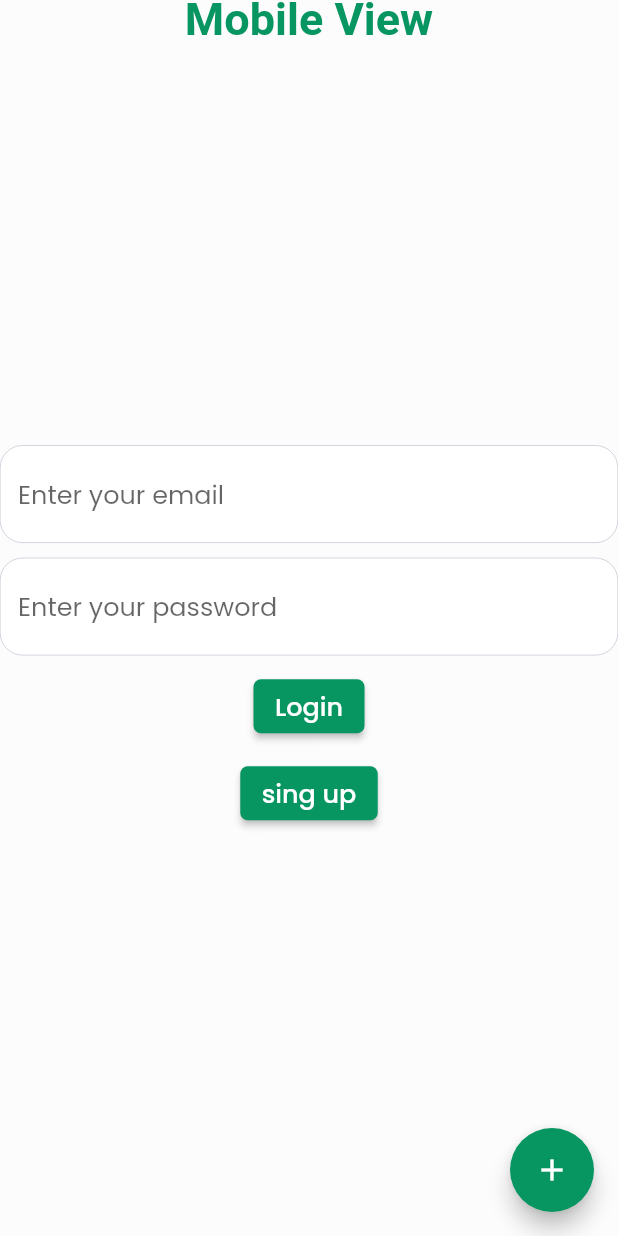
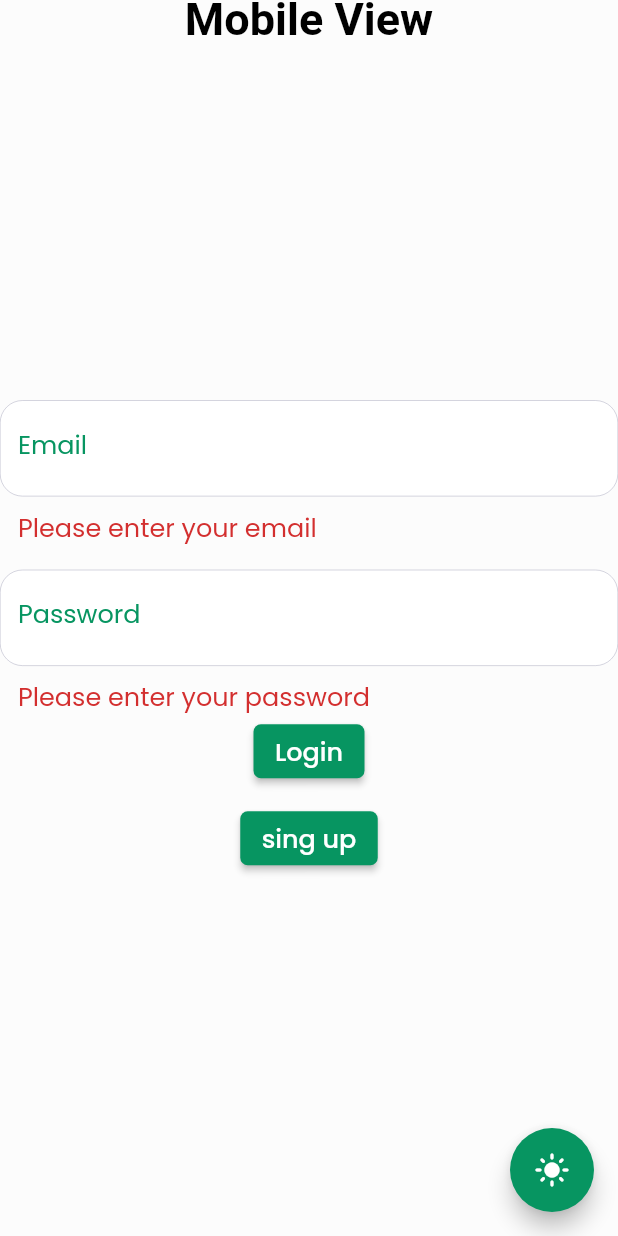
Before and after one commit to FediTabbebi/elearny_personelDev, a Flutter app: the screen it shows after launch, after a tap on "Login", on a phone screen of 412 x 824 dp. Run offline on Flutter 3.47's test engine with Material 2 defaults, Android fonts, the phone set to English and light mode, and no system bars; our stand-ins replace cloud_firestore, firebase_auth, firebase_core, flutter_animate, flutter_screenutil, responsive_builder; accounts and stored records are empty.

Commit message:
login still not ready

```diff
--- a/elearny/lib/data/globales.dart
+++ b/elearny/lib/data/globales.dart
@@ -1,4 +1,7 @@
 library elearnyglobals;
+
+import 'package:elearny/model/user.dart';
 
 /// Global static variables
 int deviceType = 3; // Default is smartphone
+User? currentUser; // Store the
--- a/elearny/lib/model/user.dart
+++ b/elearny/lib/model/user.dart
@@ -1,3 +1,5 @@
+import 'package:cloud_firestore/cloud_firestore.dart';
+
 class User {
   String firstName;
   String lastName;
@@ -8,12 +10,12 @@ class User {
   String bio;
   String company;
   String role;
-  DateTime birthDate;
+  Timestamp birthDate;
   String password;
   List<String>? trainigList;
   String userId;
-  DateTime createdAt;
-  DateTime updatedAt;
+  Timestamp createdAt;
+  Timestamp updatedAt;
   bool isDeleted;
 
   User({
@@ -47,11 +49,11 @@ class User {
       bio: json['bio'],
       company: json['company'],
       role: json['role'],
-      birthDate: DateTime.parse(json['birthDate']),
+      birthDate: Timestamp.fromDate(json['birthDate']),
       password: json['password'],
       trainigList: json['trainigList'].cast<String>(),
-      createdAt: DateTime.parse(json['createdAt']),
-      updatedAt: DateTime.parse(json['updatedAt']),
+      createdAt: Timestamp.fromDate(json['createdAt']),
+      updatedAt: Timestamp.fromDate(json['updatedAt']),
       isDeleted: json['isDeleted'],
     );
   }
--- /dev/null
+++ b/elearny/lib/provider/authProviders/login_provider.dart
@@ -0,0 +1,80 @@
+import 'package:elearny/data/globales.dart';
+import 'package:elearny/routes/app_routes.dart';
+import 'package:elearny/services/firebase/fireStore/auth/login_services.dart';
+import 'package:flutter/material.dart';
+
+class LoginProvider with ChangeNotifier {
+  // final AuthService _authService;
+  bool isLoading = false;
+  String userId = "";
+  final LoginService loginService = LoginService();
+
+  final GlobalKey<FormState> formKey = GlobalKey<FormState>();
+
+  String? validateEmail(String value) {
+    if (value.isEmpty) {
+      return 'Please enter your email';
+    }
+    // Add more complex email validation if necessary
+    return null;
+  }
+
+  String? validatePassword(String value) {
+    if (value.isEmpty) {
+      return 'Please enter your password';
+    }
+    if (value.length < 6) {
+      return 'Password must be at least 6 characters long.';
+    }
+    // Add more complex password validation if needed
+    return null;
+  }
+
+  Future<void> loginUser(
+      String email, String password, BuildContext context) async {
+    if (formKey.currentState!.validate()) {
+      isLoading = true;
+      showProgressIndicator(context);
+      await loginService.loginUser(email, password).then((value) async {
+        userId = value!.uid;
+      }).onError((error, stackTrace) {
+        isLoading = false;
+        Navigator.of(context).pop();
+        showSnackBar('$error', context);
+      });
+      if (userId.isNotEmpty) {
+        isLoading = true;
+        await loginService.getUserById(userId).then((value) async {
+          currentUser = value;
+          showSnackBar('success', context);
+          Navigator.of(context).pop();
+          Navigator.pushReplacementNamed(context, Routes.home);
+          print(userId);
+          print(currentUser!.email);
+        }).onError((error, stackTrace) {
+          isLoading = false;
+          Navigator.of(context).pop();
+          showSnackBar('$error', context);
+        });
+      }
+    }
+  }
+
+  void showSnackBar(String message, BuildContext context) {
+    final snackBar = SnackBar(content: Text(message));
+    ScaffoldMessenger.of(context).showSnackBar(snackBar);
+  }
+
+  Future<void> showProgressIndicator(BuildContext context) async {
+    await showDialog<void>(
+        barrierColor: Colors.transparent,
+        barrierDismissible: !isLoading,
+        context: context,
+        builder: (BuildContext context) {
+          return const Center(
+            child: SizedBox(
+                height: 50, width: 50, child: CircularProgressIndicator()),
+          );
+        });
+  }
+}
--- a/elearny/lib/provider/providers.dart
+++ b/elearny/lib/provider/providers.dart
@@ -1,3 +1,4 @@
+import 'package:elearny/provider/authProviders/login_provider.dart';
 import 'package:elearny/provider/authProviders/register_provider.dart';
 import 'package:elearny/provider/deviceTypeProvider/device_type_provider.dart';
 import 'package:elearny/provider/splash_provider.dart';
@@ -16,9 +17,10 @@ class Providers extends StatelessWidget {
     return MultiProvider(
       providers: [
         ChangeNotifierProvider(create: (_) => ThemeProvider()),
+        ChangeNotifierProvider(create: (_) => DeviceTypeProvider()),
         ChangeNotifierProvider(create: (_) => SplashProvider()),
-        ChangeNotifierProvider(create: (_) => DeviceTypeProvider()),
         ChangeNotifierProvider(create: (_) => RegisterProvider()),
+        ChangeNotifierProvider(create: (_) => LoginProvider()),
       ],
       child: child,
     );
--- a/elearny/lib/routes/app_pages.dart
+++ b/elearny/lib/routes/app_pages.dart
@@ -1,3 +1,4 @@
+import 'package:elearny/src/pages/home_screen.dart';
 import 'package:elearny/src/pages/login_screen.dart';
 import 'package:elearny/src/pages/register_screen.dart';
 import 'package:elearny/src/pages/splash_screen.dart';
@@ -14,6 +15,8 @@ class RouteGenerator {
         return MaterialPageRoute(builder: (_) => LoginScreen());
       case Routes.register:
         return MaterialPageRoute(builder: (_) => RegisterScreen());
+      case Routes.home:
+        return MaterialPageRoute(builder: (_) => const HomeScreen());
       default:
         return MaterialPageRoute(
           builder: (_) => Scaffold(
--- a/elearny/lib/routes/app_routes.dart
+++ b/elearny/lib/routes/app_routes.dart
@@ -2,4 +2,5 @@ abstract class Routes {
   static const String splash = '/';
   static const String login = '/login';
   static const String register = '/register';
+  static const String home = '/home';
 }
--- a/elearny/lib/src/pages/login_screen.dart
+++ b/elearny/lib/src/pages/login_screen.dart
@@ -1,24 +1,21 @@
 import 'package:elearny/data/globales.dart';
+import 'package:elearny/provider/authProviders/login_provider.dart';
 import 'package:elearny/provider/themeProvider/theme_provider.dart';
 import 'package:elearny/routes/app_routes.dart';
-import 'package:elearny/services/firebase/fireStore/auth/login_services.dart';
-import 'package:elearny/src/widgets/one_button_dialog.dart';
 import 'package:elearny/src/widgets/web_appbar.dart';
 import 'package:flutter/material.dart';
 import 'package:flutter_screenutil/flutter_screenutil.dart';
 import 'package:provider/provider.dart';
-import 'package:elearny/provider/deviceTypeProvider/device_type_provider.dart';
 
 class LoginScreen extends StatelessWidget {
   LoginScreen({super.key});
 
   final TextEditingController emailController = TextEditingController();
   final TextEditingController passwordController = TextEditingController();
-  final LoginService loginService = LoginService();
 
   @override
   Widget build(BuildContext context) {
-    return Consumer<DeviceTypeProvider>(builder: (context, splashProvider, _) {
+    final loginProvider = Provider.of<LoginProvider>(context);
     return Scaffold(
       appBar: AppBar(
         toolbarHeight: 120.w,
@@ -40,28 +37,30 @@ class LoginScreen extends StatelessWidget {
             : const WebAppBar(),
       ),
       body: SafeArea(
+        child: Form(
+          key: loginProvider.formKey,
           child: Column(
             mainAxisAlignment: MainAxisAlignment.center,
             children: <Widget>[
               TextFormField(
                 controller: emailController,
-                decoration: const InputDecoration(hintText: 'Enter your email'),
+                decoration: const InputDecoration(
+                  labelText: 'Email',
                 ),
-              const SizedBox(
-                height: 10,
+                validator: (value) => loginProvider.validateEmail(value!),
               ),
+              const SizedBox(height: 16.0),
               TextFormField(
                 controller: passwordController,
-                decoration:
-                    const InputDecoration(hintText: 'Enter your password'),
+                decoration: const InputDecoration(
+                  labelText: 'Password',
                 ),
-              const SizedBox(
-                height: 10,
+                validator: (value) => loginProvider.validatePassword(value!),
               ),
               ElevatedButton(
                 onPressed: () async {
-                  await loginService.loginUser(
-                      emailController.text, passwordController.text);
+                  await loginProvider.loginUser(
+                      emailController.text, passwordController.text, context);
                 },
                 child: const Text('Login'),
               ),
@@ -77,27 +76,17 @@ class LoginScreen extends StatelessWidget {
             ],
           ),
         ),
+      ),
       floatingActionButton: FloatingActionButton(
         onPressed: () {
           Provider.of<ThemeProvider>(context, listen: false).toggleTheme();
         },
         tooltip: 'switch mode',
-          child: Icon(Icons.add),
+        child: Icon(
+            Provider.of<ThemeProvider>(context, listen: false).isDarkMode
+                ? Icons.dark_mode
+                : Icons.light_mode),
       ), // This trailing comma ma
     );
-    });
-  }
-
-  Future<void> showDialoge(BuildContext context) {
-    return showDialog<void>(
-        context: context,
-        builder: (BuildContext context) {
-          return OneButtonDialogWidget(
-              title: "Test Dialog",
-              contents: "login success",
-              confirmbuttonText: "Back",
-              onConfirm: () {},
-              onWillPopScopeValue: true);
-        });
   }
 }
--- a/elearny/lib/src/theme/themes.dart
+++ b/elearny/lib/src/theme/themes.dart
@@ -23,7 +23,7 @@ class Themes {
   static final ThemeData light = ThemeData(
     textTheme: const TextTheme(
       bodyLarge: TextStyle(
-        color: green,
+        color: black,
         fontSize: 17,
         fontFamily: 'Poppins',
       ),
@@ -119,7 +119,7 @@ class Themes {
         elevation: 0,
         iconTheme: IconThemeData(color: green),
         titleTextStyle:
-            TextStyle(color: green, fontSize: 22, fontWeight: FontWeight.bold)),
+            TextStyle(color: black, fontSize: 22, fontWeight: FontWeight.bold)),
 
     //scaffoldBackgroundColor
     scaffoldBackgroundColor: whiteGrey,
@@ -256,7 +256,7 @@ class Themes {
   static final ThemeData dark = ThemeData(
     textTheme: const TextTheme(
       bodyLarge: TextStyle(
-        color: green,
+        color: white,
         fontSize: 17,
         fontFamily: 'Poppins',
       ),
@@ -339,7 +339,7 @@ class Themes {
         elevation: 0,
         iconTheme: IconThemeData(color: green),
         titleTextStyle:
-            TextStyle(color: green, fontSize: 22, fontWeight: FontWeight.bold)),
+            TextStyle(color: white, fontSize: 22, fontWeight: FontWeight.bold)),
 
     //scaffoldBackgroundColor
     scaffoldBackgroundColor: black,
```
Also changed, not shown: elearny/lib/services/firebase/fireStore/auth/login_services.dart (+22 -2 lines), elearny/lib/src/pages/home_screen.dart (added, +19 -0 lines), elearny/lib/src/pages/register_screen.dart (+4 -3 lines). Lines whose indentation alone changed are shown as unchanged.
